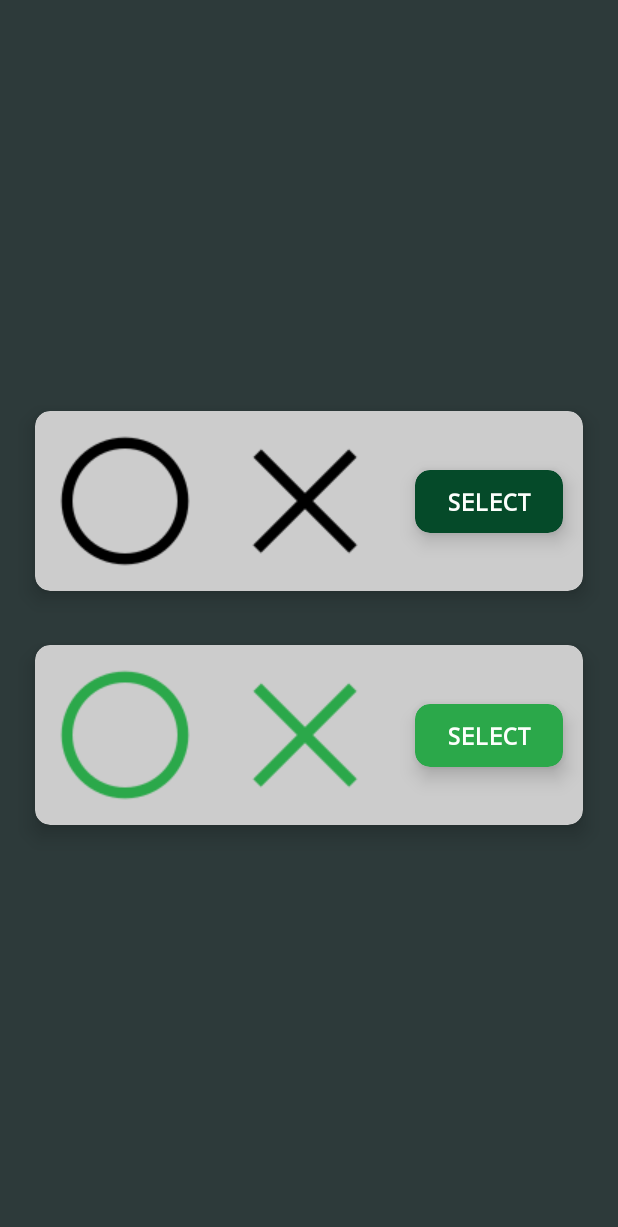
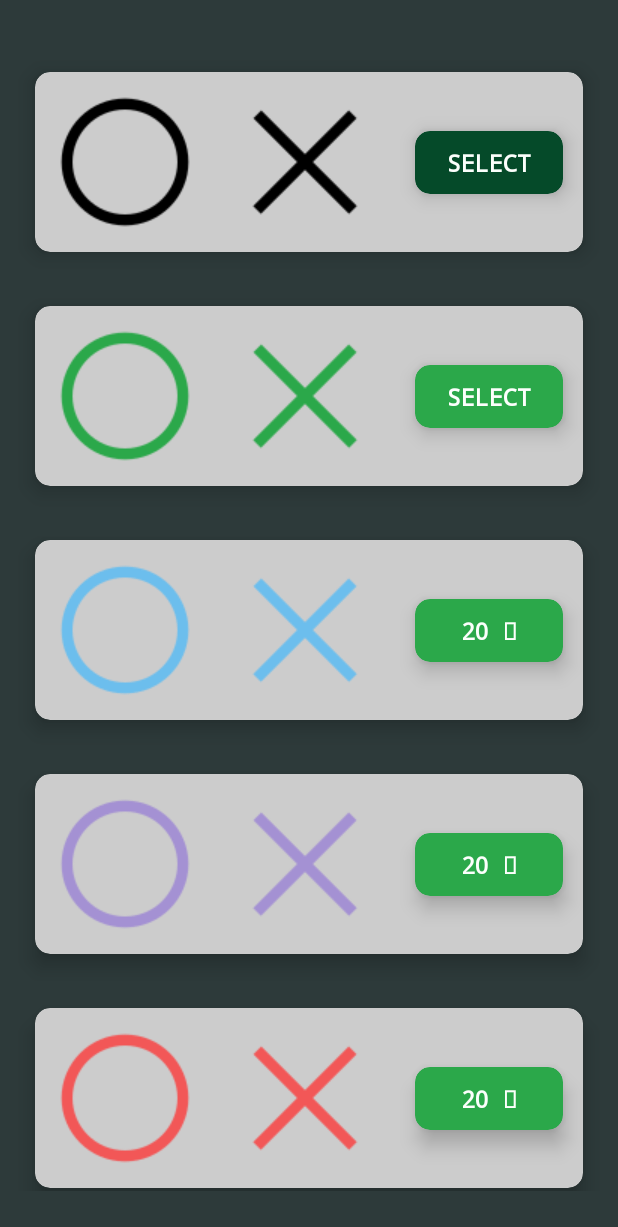
Before and after one commit to SpectraL519/TicTacToe-PWr, an Android app: the screen it shows after launch (GalleryActivity), after a tap on "SHOP 🛒", on a phone screen of 412 x 824 dp. Shown: the top 1227 px of the screen. Run offline under Robolectric (Android 15) with nearby library versions, the phone set to English and light mode, and no system bars; our stand-ins replace Firebase (no records; nobody signed in at launch, a user with empty details on screens opened directly).

Commit message:
Save price of themes

```diff
--- a/app/src/main/java/com/tictactoe_master/activity/GalleryActivity.kt
+++ b/app/src/main/java/com/tictactoe_master/activity/GalleryActivity.kt
@@ -8,6 +8,7 @@ import androidx.recyclerview.widget.LinearLayoutManager
 import androidx.recyclerview.widget.RecyclerView
 import com.tictactoe_master.R
 import com.tictactoe_master.activity.ui.GalleryAdapter
+import com.tictactoe_master.app_data.FileDataHandler
 
 class GalleryActivity : AppCompatActivity(), GalleryAdapter.OnItemListener {
     private var imagesList = ArrayList<Array<Int>>()
@@ -22,8 +23,17 @@ class GalleryActivity : AppCompatActivity(), GalleryAdapter.OnItemListener {
     }
 
     private fun initArray(){
-        imagesList.add(arrayOf(R.drawable.circle, R.drawable.cross, 0))
-        imagesList.add(arrayOf(R.drawable.circle_green, R.drawable.cross_green, 0))
+        val p1 = FileDataHandler.readInt(this, "priceS")
+        val p2 = FileDataHandler.readInt(this, "priceG")
+        val p3 = FileDataHandler.readInt(this, "priceB")
+        val p4 = FileDataHandler.readInt(this, "priceP")
+        val p5 = FileDataHandler.readInt(this, "priceR")
+
+        imagesList.add(arrayOf(R.drawable.circle, R.drawable.cross, p1))
+        imagesList.add(arrayOf(R.drawable.circle_green, R.drawable.cross_green, p2))
+        imagesList.add(arrayOf(R.drawable.circle_blue, R.drawable.cross_blue, p3))
+        imagesList.add(arrayOf(R.drawable.circle_purple, R.drawable.cross_purple, p4))
+        imagesList.add(arrayOf(R.drawable.circle_red, R.drawable.cross_red, p5))
     }
 
     fun setRecyclerView() {
--- a/app/src/main/java/com/tictactoe_master/activity/MainActivity.kt
+++ b/app/src/main/java/com/tictactoe_master/activity/MainActivity.kt
@@ -11,6 +11,7 @@ import com.google.firebase.auth.ktx.auth
 import com.google.firebase.ktx.Firebase
 import com.tictactoe_master.R
 import com.tictactoe_master.app_data.CoinHandler
+import com.tictactoe_master.app_data.FileDataHandler
 
 class MainActivity : AppCompatActivity() {
 
@@ -30,6 +31,7 @@ class MainActivity : AppCompatActivity() {
             saveFileLoaded = true
         }
 
+        this.initPrices()
         this.initView()
     }
 
@@ -110,4 +112,14 @@ class MainActivity : AppCompatActivity() {
         startActivity(gameIntent)
     }
 
+    private fun initPrices(){
+        if(!FileDataHandler.checkInt(this, "priceS")){
+            FileDataHandler.writeInt(this, "priceS", 0)
+            FileDataHandler.writeInt(this, "priceG", 0)
+            FileDataHandler.writeInt(this, "priceB", 20)
+            FileDataHandler.writeInt(this, "priceP", 20)
+            FileDataHandler.writeInt(this, "priceR", 20)
+        }
+    }
+
 }
--- a/app/src/main/java/com/tictactoe_master/app_data/DataHandler.kt
+++ b/app/src/main/java/com/tictactoe_master/app_data/DataHandler.kt
@@ -11,4 +11,6 @@ interface DataHandler {
     fun readInt(context: AppCompatActivity, key: String): Int
     fun readFloat(context: AppCompatActivity, key: String): Float
     fun readString(context: AppCompatActivity, key: String): String
+
+    fun checkInt(context: AppCompatActivity, key: String): Boolean
 }
--- a/app/src/main/java/com/tictactoe_master/app_data/FileDataHandler.kt
+++ b/app/src/main/java/com/tictactoe_master/app_data/FileDataHandler.kt
@@ -63,4 +63,11 @@ object FileDataHandler : DataHandler {
             ?: throw Exception("No data given on key = $key")
     }
 
+    override fun checkInt(context: AppCompatActivity, key: String): Boolean {
+        val value = this.sharedPref!!.getInt(key, Integer.MIN_VALUE)
+
+        if (value == Integer.MIN_VALUE)
+            return false
+        return true
+    }
 }
```
Also changed, not shown: app/src/main/res/drawable/circle_blue.png (added), app/src/main/res/drawable/circle_purple.png (added), app/src/main/res/drawable/circle_red.png (added), app/src/main/res/drawable/cross_blue.png (added), app/src/main/res/drawable/cross_purple.png (added), app/src/main/res/drawable/cross_red.png (added).
